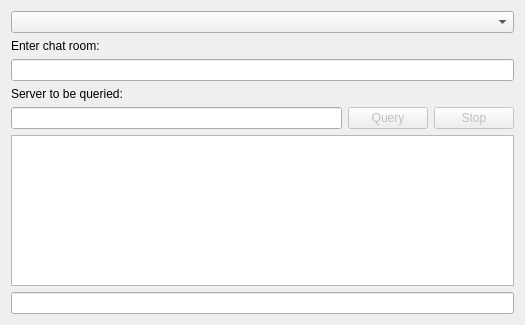
Above: dialogs/join-chat-room-dialog.ui from KDE/ktp-contact-list before the change. Below: the same form after it.
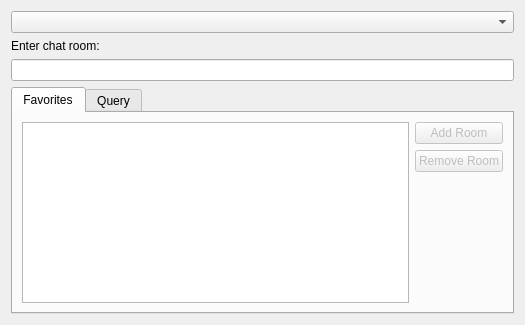
That is the form after the change. Icons and pictures are not drawn. Custom widgets are drawn as their Qt base class.

Commit message:
Handle favorites in JoinChatroomDialog
Now one can maintain a list of favorite chatrooms.
Each account has it's own favorites.

Diff of the .ui file:
```diff
--- a/dialogs/join-chat-room-dialog.ui
+++ b/dialogs/join-chat-room-dialog.ui
@@ -33,6 +33,77 @@
    <item>
     <widget class="KLineEdit" name="lineEdit"/>
    </item>
+   <item>
+    <widget class="QTabWidget" name="tabWidget">
+     <property name="currentIndex">
+      <number>0</number>
+     </property>
+     <widget class="QWidget" name="favoritesTab">
+      <attribute name="title">
+       <string>Favorites</string>
+      </attribute>
+      <layout class="QVBoxLayout" name="verticalLayout_3">
+       <item>
+        <layout class="QHBoxLayout" name="horizontalLayout_2">
+         <item>
+          <widget class="QListView" name="listView"/>
+         </item>
+         <item>
+          <layout class="QVBoxLayout" name="verticalLayout_4">
+           <item>
+            <widget class="QPushButton" name="addFavoritePushButton">
+             <property name="enabled">
+              <bool>false</bool>
+             </property>
+             <property name="text">
+              <string>Add Room</string>
+             </property>
+             <property name="icon">
+              <iconset theme="list-add">
+               <normaloff/>
+              </iconset>
+             </property>
+            </widget>
+           </item>
+           <item>
+            <widget class="QPushButton" name="removeFavoritePushButton">
+             <property name="enabled">
+              <bool>false</bool>
+             </property>
+             <property name="text">
+              <string>Remove Room</string>
+             </property>
+             <property name="icon">
+              <iconset theme="list-remove">
+               <normaloff/>
+              </iconset>
+             </property>
+            </widget>
+           </item>
+           <item>
+            <spacer name="verticalSpacer">
+             <property name="orientation">
+              <enum>Qt::Vertical</enum>
+             </property>
+             <property name="sizeHint" stdset="0">
+              <size>
+               <width>20</width>
+               <height>40</height>
+              </size>
+             </property>
+            </spacer>
+           </item>
+          </layout>
+         </item>
+        </layout>
+       </item>
+      </layout>
+     </widget>
+     <widget class="QWidget" name="queryTab">
+      <attribute name="title">
+       <string>Query</string>
+      </attribute>
+      <layout class="QVBoxLayout" name="verticalLayout_2">
    <item>
     <widget class="QLabel" name="serverLabel">
      <property name="text">
@@ -107,6 +178,10 @@
      <property name="showClearButton" stdset="0">
       <bool>true</bool>
      </property>
+        </widget>
+       </item>
+      </layout>
+     </widget>
     </widget>
    </item>
   </layout>
```
Left out of the diff: 6 changed lines with no effect on the pictures. Lines whose indentation alone changed are shown as unchanged. The commit also changes 4 other files.
